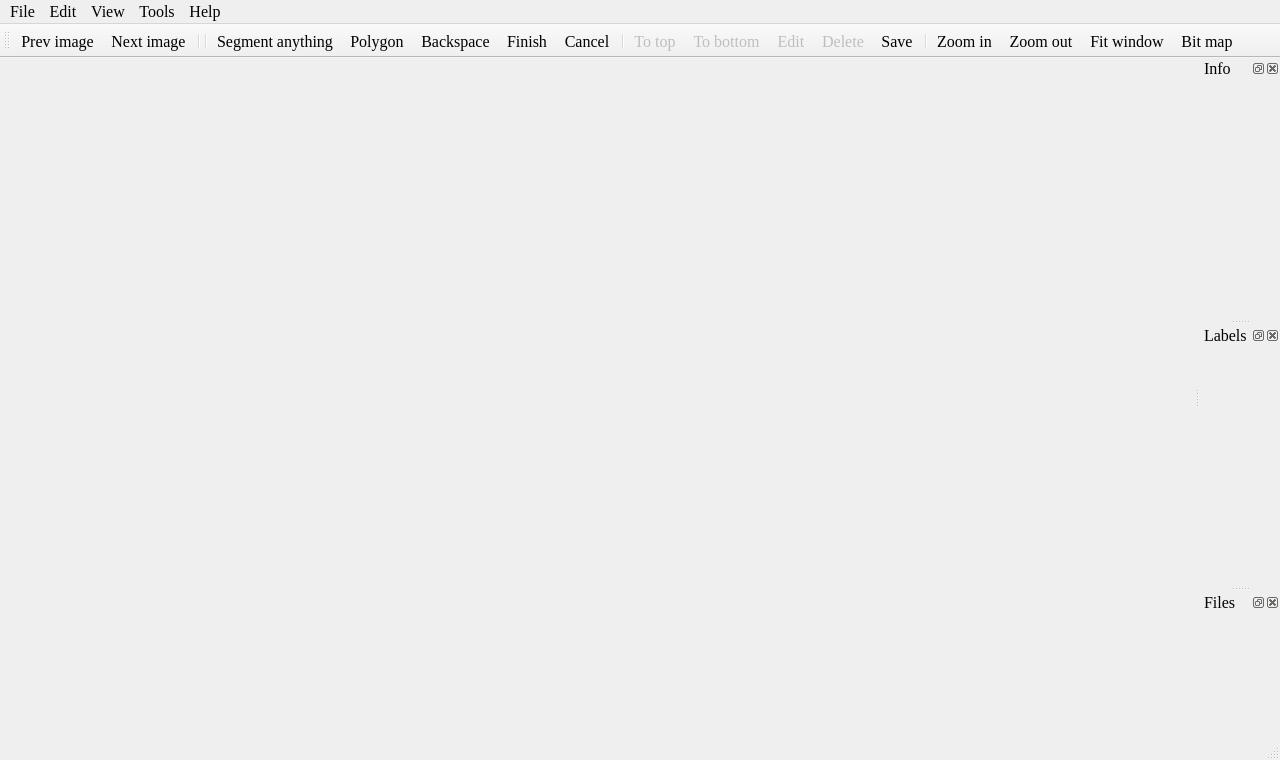
yatengLG/ISAT_with_segment_anything, file ui/MainWindow.ui: the form before one commit.
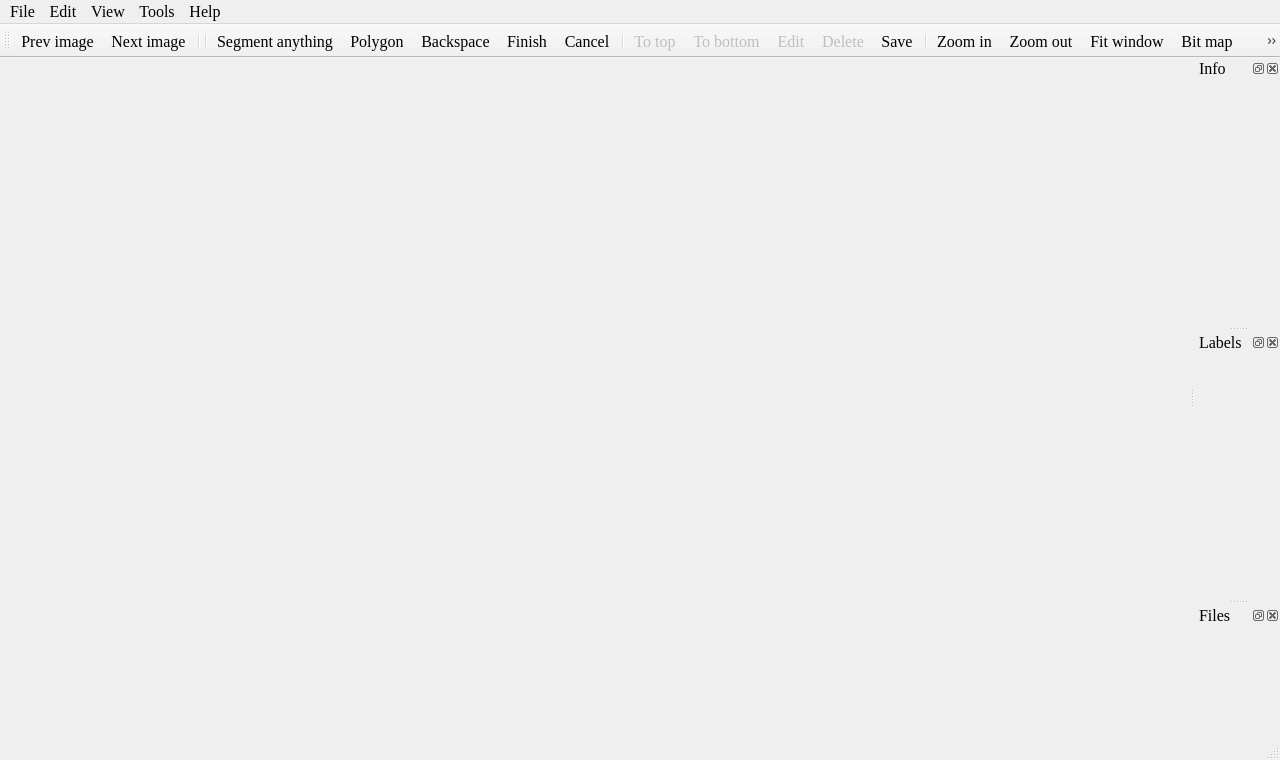
The form after the commit. Icons and pictures are not drawn.

The edit to the form file:
```diff
--- a/ui/MainWindow.ui
+++ b/ui/MainWindow.ui
@@ -234,12 +234,13 @@
    <addaction name="actionZoom_out"/>
    <addaction name="actionFit_wiondow"/>
    <addaction name="actionBit_map"/>
+   <addaction name="actionVisible"/>
   </widget>
   <widget class="QDockWidget" name="info_dock">
    <property name="minimumSize">
     <size>
-     <width>80</width>
-     <height>38</height>
+     <width>85</width>
+     <height>43</height>
     </size>
    </property>
    <property name="features">
@@ -256,8 +257,8 @@
   <widget class="QDockWidget" name="labels_dock">
    <property name="minimumSize">
     <size>
-     <width>80</width>
-     <height>38</height>
+     <width>85</width>
+     <height>43</height>
     </size>
    </property>
    <property name="features">
@@ -683,6 +684,21 @@
     <string>C</string>
    </property>
   </action>
+  <action name="actionVisible">
+   <property name="icon">
+    <iconset resource="../icons.qrc">
+     <normaloff>:/icon/icons/眼睛_eyes.svg</normaloff>:/icon/icons/眼睛_eyes.svg</iconset>
+   </property>
+   <property name="text">
+    <string>Visible</string>
+   </property>
+   <property name="statusTip">
+    <string>Visible</string>
+   </property>
+   <property name="shortcut">
+    <string>V</string>
+   </property>
+  </action>
  </widget>
  <resources>
   <include location="../icons.qrc"/>
```
Left out of the diff: 2 changed lines with no effect on the pictures.
